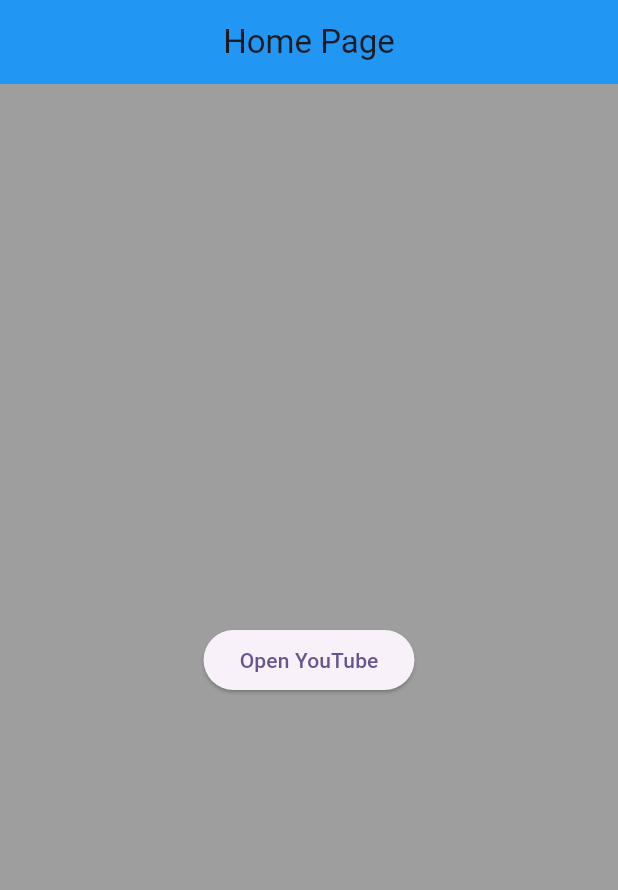
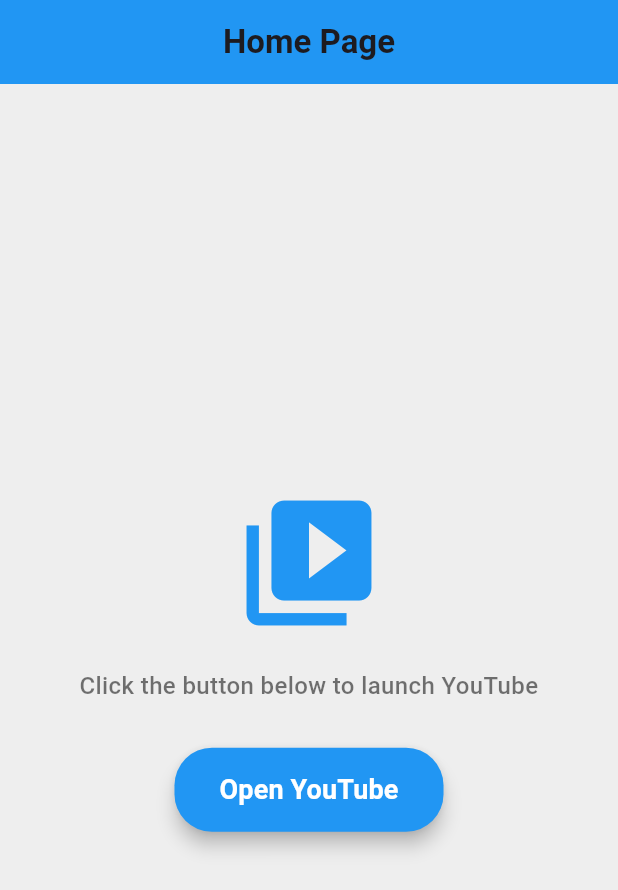
Before and after one commit to anilantony49/flutter_application_machine_task, a Flutter app: the screen it shows after launch, after a tap on "Open YouTube", on a phone screen of 412 x 824 dp. Shown: the top 890 px of the screen. Run offline on Flutter 3.47's test engine with Material 3 defaults, Android fonts, the phone set to English and light mode, and no system bars; our stand-ins replace flutter_local_notifications, permission_handler.

Commit message:
Code refracted

```diff
--- a/lib/home_page.dart
+++ b/lib/home_page.dart
@@ -1,4 +1,5 @@
 import 'package:flutter/material.dart';
+import 'package:flutter_application_machine_task/home_page_core.dart';
 import 'package:flutter_local_notifications/flutter_local_notifications.dart';
 import 'package:permission_handler/permission_handler.dart';
 import 'package:url_launcher/url_launcher.dart';
@@ -11,41 +12,21 @@
 }
 
 class _HomePageState extends State<HomePage> with WidgetsBindingObserver {
-  late FlutterLocalNotificationsPlugin flutterLocalNotificationsPlugin;
+  final HomePageCore _core = HomePageCore();
+
+  // late FlutterLocalNotificationsPlugin flutterLocalNotificationsPlugin;
 
   @override
   void initState() {
     super.initState();
 
-    // Add observer for app lifecycle
     WidgetsBinding.instance.addObserver(this);
-
-    // Initialize notifications
-    flutterLocalNotificationsPlugin = FlutterLocalNotificationsPlugin();
-
-    const androidInitSettings =
-        AndroidInitializationSettings('@mipmap/ic_launcher');
-    const darwinInitSettings = DarwinInitializationSettings();
-
-    const initializationSettings = InitializationSettings(
-      android: androidInitSettings,
-      iOS: darwinInitSettings,
-    );
-
-    flutterLocalNotificationsPlugin.initialize(
-      initializationSettings,
-      onDidReceiveNotificationResponse: (NotificationResponse response) {
-        // Handle notification click
-        if (response.payload == 'open_youtube') {
-          _launchYouTube(); // Navigate to YouTube
-        }
-      },
-    );
+    // flutterLocalNotificationsPlugin = _initializeNotifications();
+    _core.initializeNotifications();
   }
 
   @override
   void dispose() {
-    // Remove observer
     WidgetsBinding.instance.removeObserver(this);
     super.dispose();
   }
@@ -53,108 +34,73 @@
   @override
   void didChangeAppLifecycleState(AppLifecycleState state) {
     if (state == AppLifecycleState.resumed) {
-      // Show notification when app is back from background
-      _showBackgroundNotification();
+      _core.showBackgroundNotification();
     }
   }
 
   @override
   Widget build(BuildContext context) {
     return Scaffold(
-      backgroundColor: Colors.grey,
+      backgroundColor: Colors.grey[200], // Softer background color
       appBar: AppBar(
         centerTitle: true,
+        elevation: 0,
         backgroundColor: Colors.blue,
-        title: const Text('Home Page'),
+        title: const Text(
+          'Home Page',
+          style: TextStyle(
+            fontWeight: FontWeight.bold,
+            fontSize: 22,
+          ),
+        ),
       ),
       body: Center(
-        child: ElevatedButton(
-          onPressed: () async {
-            // Request permission to send notifications before launching the app
-            PermissionStatus status = await Permission.notification.request();
-
-            if (status.isGranted) {
-              // Show notification and launch the external app
-              await _showNotification();
-              _launchYouTube();
-            } else {
-              // Handle case where permission is not granted
-              print("Permission not granted!");
-            }
-          },
-          child: const Text('Open YouTube'),
+        child: Column(
+          mainAxisAlignment: MainAxisAlignment.center,
+          children: [
+            // Add an icon for better aesthetics
+            const Icon(
+              Icons.video_library,
+              color: Colors.blue,
+              size: 100,
+            ),
+            const SizedBox(height: 20),
+            // Add descriptive text
+            const Text(
+              "Click the button below to launch YouTube",
+              style: TextStyle(
+                fontSize: 16,
+                color: Colors.black54,
+                fontWeight: FontWeight.w500,
+              ),
+              textAlign: TextAlign.center,
+            ),
+            const SizedBox(height: 30),
+            ElevatedButton(
+              onPressed: () async {
+                await _core.handleOpenYouTube();
+              },
+              style: ElevatedButton.styleFrom(
+                elevation: 5,
+                backgroundColor: Colors.blue, // Button color
+                padding:
+                    const EdgeInsets.symmetric(horizontal: 30, vertical: 15),
+                shape: RoundedRectangleBorder(
+                  borderRadius: BorderRadius.circular(25), // Rounded corners
+                ),
+              ),
+              child: const Text(
+                'Open YouTube',
+                style: TextStyle(
+                  fontSize: 18,
+                  color: Colors.white,
+                  fontWeight: FontWeight.bold,
+                ),
+              ),
+            ),
+          ],
         ),
       ),
     );
   }
-
-  /// Launch YouTube in an external browser
-  void _launchYouTube() async {
-    const url = "https://www.youtube.com";
-    if (!await launchUrl(Uri.parse(url), mode: LaunchMode.externalApplication)) {
-      throw 'Could not launch $url';
-    }
-  }
-
-  /// Function to show a notification
-  Future<void> _showNotification() async {
-    const androidDetails = AndroidNotificationDetails(
-      'channel_id', // Unique channel ID
-      'App Notifications', // Channel name
-      channelDescription: 'Notification from the current app',
-      importance: Importance.high,
-      priority: Priority.high,
-      ticker: 'ticker',
-      playSound: true, // Ensure sound plays with the notification
-      enableVibration: true, // Vibrate with the notification
-      visibility: NotificationVisibility.public, // Make it public
-    );
-
-    const iosDetails = DarwinNotificationDetails();
-
-    const notificationDetails = NotificationDetails(
-      android: androidDetails,
-      iOS: iosDetails,
-    );
-
-    // Show the notification with a payload to identify its action
-    await flutterLocalNotificationsPlugin.show(
-      0, // Notification ID
-      'Action Triggered', // Title
-      'You have opened YouTube.', // Body
-      notificationDetails,
-      payload: 'open_youtube', // Add a payload to handle the action
-    );
-  }
-
-  /// Function to show a notification when the app resumes
-  Future<void> _showBackgroundNotification() async {
-    const androidDetails = AndroidNotificationDetails(
-      'background_channel_id',
-      'Background Notifications',
-      channelDescription: 'App is running in the background',
-      importance: Importance.low,
-      priority: Priority.low,
-      ticker: 'ticker',
-      playSound: true,
-      enableVibration: true,
-      visibility: NotificationVisibility.public,
-    );
-
-    const iosDetails = DarwinNotificationDetails();
-
-    const notificationDetails = NotificationDetails(
-      android: androidDetails,
-      iOS: iosDetails,
-    );
-
-    // Show the notification with a payload
-    await flutterLocalNotificationsPlugin.show(
-      1,
-      'Background Notification',
-      'YouTube is running in the background.',
-      notificationDetails,
-      payload: 'open_youtube', // Add payload to handle click
-    );
-  }
 }
--- /dev/null
+++ b/lib/home_page_core.dart
@@ -0,0 +1,107 @@
+import 'package:flutter_local_notifications/flutter_local_notifications.dart';
+import 'package:permission_handler/permission_handler.dart';
+import 'package:url_launcher/url_launcher.dart';
+
+class HomePageCore {
+  late final FlutterLocalNotificationsPlugin _flutterLocalNotificationsPlugin;
+
+  void initializeNotifications() {
+    _flutterLocalNotificationsPlugin = FlutterLocalNotificationsPlugin();
+
+    const androidInitSettings =
+        AndroidInitializationSettings('@mipmap/ic_launcher');
+    const darwinInitSettings = DarwinInitializationSettings();
+
+    const initializationSettings = InitializationSettings(
+      android: androidInitSettings,
+      iOS: darwinInitSettings,
+    );
+
+    _flutterLocalNotificationsPlugin.initialize(
+      initializationSettings,
+      onDidReceiveNotificationResponse: (NotificationResponse response) {
+        if (response.payload == 'open_youtube') {
+          launchYouTube();
+        }
+      },
+    );
+  }
+
+  Future<void> handleOpenYouTube() async {
+    final status = await Permission.notification.request();
+
+    if (status.isGranted) {
+      await showNotification();
+      launchYouTube();
+    } else {
+      // ignore: avoid_print
+      print("Permission not granted!");
+    }
+  }
+
+  Future<void> showNotification() async {
+    const androidDetails = AndroidNotificationDetails(
+      'channel_id',
+      'App Notifications',
+      channelDescription: 'Notification from the current app',
+      importance: Importance.high,
+      priority: Priority.high,
+      ticker: 'ticker',
+      playSound: true,
+      enableVibration: true,
+      visibility: NotificationVisibility.public,
+    );
+
+    const iosDetails = DarwinNotificationDetails();
+
+    const notificationDetails = NotificationDetails(
+      android: androidDetails,
+      iOS: iosDetails,
+    );
+
+    await _flutterLocalNotificationsPlugin.show(
+      0,
+      'Action Triggered',
+      'You have opened YouTube.',
+      notificationDetails,
+      payload: 'open_youtube',
+    );
+  }
+
+  Future<void> showBackgroundNotification() async {
+    const androidDetails = AndroidNotificationDetails(
+      'background_channel_id',
+      'Background Notifications',
+      channelDescription: 'App is running in the background',
+      importance: Importance.low,
+      priority: Priority.low,
+      ticker: 'ticker',
+      playSound: true,
+      enableVibration: true,
+      visibility: NotificationVisibility.public,
+    );
+
+    const iosDetails = DarwinNotificationDetails();
+
+    const notificationDetails = NotificationDetails(
+      android: androidDetails,
+      iOS: iosDetails,
+    );
+
+    await _flutterLocalNotificationsPlugin.show(
+      1,
+      'Background Notification',
+      'YouTube is running in the background.',
+      notificationDetails,
+      payload: 'open_youtube',
+    );
+  }
+
+  void launchYouTube() async {
+    const url = "https://www.youtube.com";
+    if (!await launchUrl(Uri.parse(url),
+        mode: LaunchMode.externalApplication)) {
+      throw 'Could not launch $url';
+    }
+  }
+}
```
